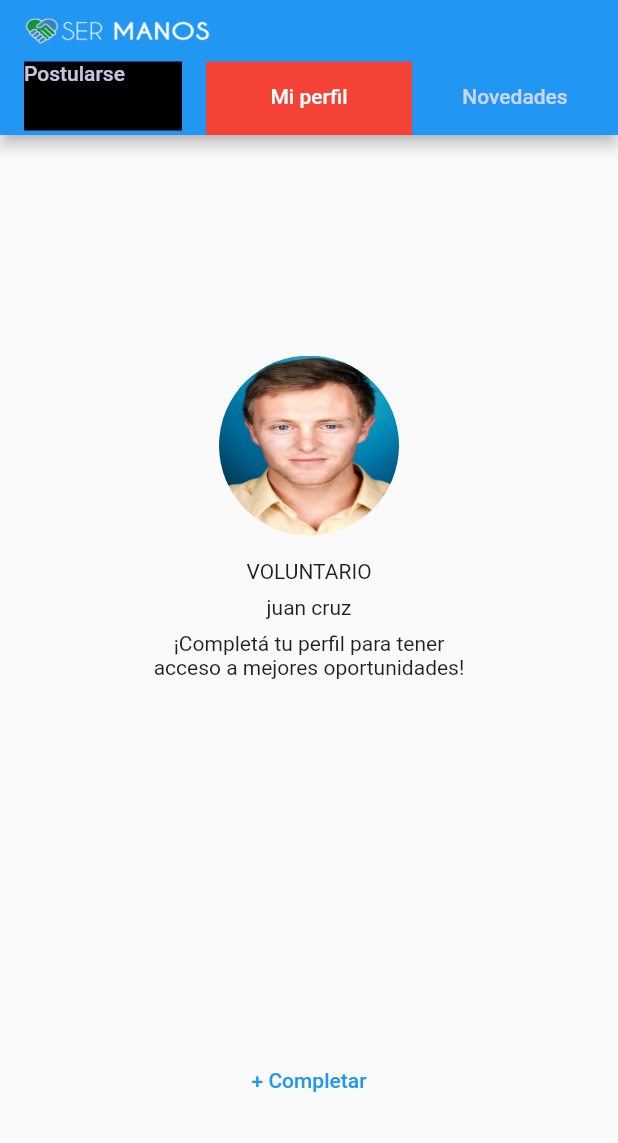
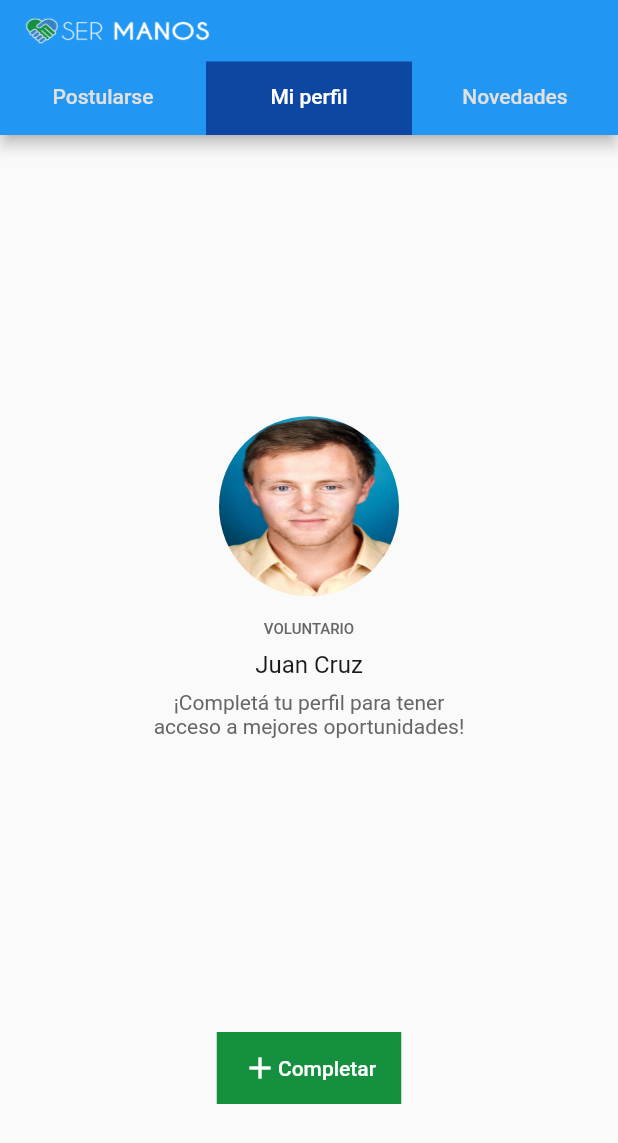
Before and after one commit to ignmendez-99/aplicaciones-multiplataforma, a Flutter app: the screen it shows after launch, tab 2 chosen, on a phone screen of 412 x 824 dp. Shown: the top 1143 px of the screen. Run offline on Flutter 3.47's test engine with Material 2 defaults, Android fonts, the phone set to English and light mode, and no system bars.

Commit message:
Colores, fonts y MiPerfil

```diff
--- a/lib/MiPerfil.dart
+++ b/lib/MiPerfil.dart
@@ -1,4 +1,6 @@
+import 'package:aplicaciones_multiplataforma/buttons/short_button_with_icon.dart';
 import 'package:flutter/material.dart';
+import 'package:aplicaciones_multiplataforma/constants/themes.dart';
 
 class MiPerfil extends StatefulWidget {
   const MiPerfil({Key? key}) : super(key: key);
@@ -12,7 +14,9 @@ class _MiPerfilState extends State<MiPerfil> {
   Widget build(BuildContext context) {
     return Column(
       children: [
-        const SizedBox(height: 147),
+        const Spacer(),
+        Column(
+          children: [
             SizedBox(
               width: 120,
               height: 120,
@@ -29,27 +33,29 @@ class _MiPerfilState extends State<MiPerfil> {
               margin: const EdgeInsets.fromLTRB(16, 0, 16, 0),
               child: Column(
                 children: const [
-              Text(
-                'VOLUNTARIO',
-              ),
+                  Text('VOLUNTARIO', style: MyTheme.overlineNeutralGrey75,),
                   SizedBox(height: 8),
-              Text(
-                'juan cruz',
-              ),
+                  Text('Juan Cruz', style: MyTheme.subtitle01,),
                   SizedBox(height: 8),
                   Text(
                     '¡Completá tu perfil para tener \nacceso a mejores oportunidades!',
                     textAlign: TextAlign.center,
+                    style: MyTheme.body01NeutralGrey75,
                   )
                 ],
               ),
             ),
+          ],
+        ),
         const Spacer(),
         Container(
           margin: const EdgeInsets.only(bottom: 80),
-          child: TextButton(
-              onPressed: (){},
-              child: const Text('+ Completar')
+          child: ShortButtonWithIcon(
+            icon: Icons.add,
+            buttonText: 'Completar',
+            onPressed: () {
+              print('boton apretado');
+            },
           ),
         )
       ],
--- /dev/null
+++ b/lib/buttons/short_button_with_icon.dart
@@ -0,0 +1,35 @@
+import 'package:aplicaciones_multiplataforma/constants/colors.dart';
+import 'package:aplicaciones_multiplataforma/constants/themes.dart';
+import 'package:flutter/material.dart';
+
+class ShortButtonWithIcon extends StatelessWidget {
+  final IconData icon;
+  final String buttonText;
+  final VoidCallback onPressed;
+
+  const ShortButtonWithIcon({Key? key, required this.icon, required this.buttonText, required this.onPressed}) : super(key: key);
+
+  @override
+  Widget build(BuildContext context) {
+    return ClipRRect(
+      borderRadius: BorderRadius.circular(4), //todo: falta ver bien como poner el radio del Figma
+      child: TextButton(
+          onPressed: onPressed,
+          child: Container(
+            margin: EdgeInsets.zero,
+            padding: EdgeInsets.zero,
+            color: AppColors.primary,
+            width: 123,
+            height: 48,
+            child: Row(
+              mainAxisAlignment: MainAxisAlignment.center,
+              children: [
+                Icon(icon, color: AppColors.neutralWhite,),
+                Text(buttonText, style: MyTheme.buttonNeutralWhite,)
+              ],
+            ),
+          )
+      ),
+    );
+  }
+}
--- /dev/null
+++ b/lib/constants/colors.dart
@@ -0,0 +1,21 @@
+import 'package:flutter/material.dart';
+
+class AppColors {
+  static const Color neutralWhite = Color(0xFFFFFFFF);
+  static const Color neutralBlack = Color(0xFF191919);
+
+  static const Color neutralGrey10 = Color(0xFFFAFAFA);
+  static const Color neutralGrey25 = Color(0xFFE0E0E0);
+  static const Color neutralGrey50 = Color(0xFF9E9E9E);
+  static const Color neutralGrey75 = Color(0xFF666666);
+
+  static const Color primary = Color(0xFF14903F);
+
+  static const Color secondaryBlue50 = Color(0xFF90CAF9);
+  static const Color secondaryBlue80 = Color(0xFF6CB6F3);
+  static const Color secondaryBlue90 = Color(0xFF4AA9F5);
+  static const Color secondaryBlue100 = Color(0xFF2C98F0);
+  static const Color secondaryBlue200 = Color(0xFF0D47A1);
+
+  static const Color error = Color(0xFFB3261E);
+}
--- /dev/null
+++ b/lib/constants/themes.dart
@@ -0,0 +1,89 @@
+import 'package:aplicaciones_multiplataforma/constants/colors.dart';
+import 'package:flutter/material.dart';
+
+class MyTheme {
+
+  static const TextStyle headline01 = TextStyle(
+    fontFamily: 'Roboto',
+    fontWeight: FontWeight.w400,  // REGULAR
+    fontSize: 24.0,
+    color: AppColors.neutralBlack
+  );
+
+  static const TextStyle headline02 = TextStyle(
+    fontFamily: 'Roboto',
+    fontWeight: FontWeight.w500,  // MEDIUM
+    fontSize: 20.0,
+    color: AppColors.neutralBlack
+  );
+
+  static const TextStyle subtitle01 = TextStyle(
+    fontFamily: 'Roboto',
+    fontWeight: FontWeight.w400,  // REGULAR
+    fontSize: 16.0,
+    color: AppColors.neutralBlack
+  );
+
+  static const TextStyle body01 = TextStyle(
+    fontFamily: 'Roboto',
+    fontWeight: FontWeight.w400,  // REGULAR
+    fontSize: 14.0,
+    color: AppColors.neutralBlack
+  );
+
+  static const TextStyle body01NeutralGrey75 = TextStyle(
+      fontFamily: 'Roboto',
+      fontWeight: FontWeight.w400,  // REGULAR
+      fontSize: 14.0,
+      color: AppColors.neutralGrey75
+  );
+
+  static const TextStyle body02 = TextStyle(
+    fontFamily: 'Roboto',
+    fontWeight: FontWeight.w400,  // REGULAR
+    fontSize: 12.0,
+    color: AppColors.neutralBlack
+  );
+
+  static const TextStyle button = TextStyle(
+    fontFamily: 'Roboto',
+    fontWeight: FontWeight.w500,  // MEDIUM
+    fontSize: 14.0,
+    color: AppColors.neutralBlack
+  );
+
+  static const TextStyle buttonNeutralWhite = TextStyle(
+      fontFamily: 'Roboto',
+      fontWeight: FontWeight.w500,  // MEDIUM
+      fontSize: 14.0,
+      color: AppColors.neutralWhite
+  );
+
+  static const TextStyle buttonNeutralGrey25 = TextStyle(
+      fontFamily: 'Roboto',
+      fontWeight: FontWeight.w500,  // MEDIUM
+      fontSize: 14.0,
+      color: AppColors.neutralGrey25
+  );
+
+  static const TextStyle caption = TextStyle(
+    fontFamily: 'Roboto',
+    fontWeight: FontWeight.w400,  // REGULAR
+    fontSize: 12.0,
+    color: AppColors.neutralBlack
+  );
+
+  static const TextStyle overline = TextStyle(
+    fontFamily: 'Roboto',
+    fontWeight: FontWeight.w500,  // MEDIUM
+    fontSize: 10.0,
+    color: AppColors.neutralBlack
+  );
+
+  static const TextStyle overlineNeutralGrey75 = TextStyle(
+      fontFamily: 'Roboto',
+      fontWeight: FontWeight.w500,  // MEDIUM
+      fontSize: 10.0,
+      color: AppColors.neutralGrey75
+  );
+}
--- a/lib/dashboard.dart
+++ b/lib/dashboard.dart
@@ -3,7 +3,10 @@
 import 'package:aplicaciones_multiplataforma/MiPerfil.dart';
 import 'package:aplicaciones_multiplataforma/Novedades.dart';
 import 'package:aplicaciones_multiplataforma/Postularse.dart';
+import 'package:aplicaciones_multiplataforma/constants/themes.dart';
 import 'package:flutter/material.dart';
+
+import 'constants/colors.dart';
 
 class Dashboard extends StatefulWidget {
   const Dashboard({Key? key}) : super(key: key);
@@ -16,39 +19,33 @@ class _DashboardState extends State<Dashboard> {
 
   @override
   Widget build(BuildContext context) {
-    return MaterialApp(
-      home: DefaultTabController(
+    return DefaultTabController(
       length: 3,
       child: Scaffold(
         appBar: AppBar(
-            titleSpacing: 0,
           toolbarHeight: 41,
           leading: Container(
+            width: 147,
+            height: 25,
             margin: const EdgeInsets.fromLTRB(16, 8, 0, 8),
             child: Image.asset(
               "assets/images/logo.png",
-                // width: 147,
-                // height: 25,
               fit: BoxFit.fill,
             ),
           ),
           leadingWidth: 147, // default is 56
-            bottom: TabBar(
-              unselectedLabelColor: const Color(0xE0E0E0FF),
-              unselectedLabelStyle: const TextStyle(fontSize: 14),
+          bottom: const TabBar(
+            unselectedLabelStyle: MyTheme.buttonNeutralGrey25,
             labelStyle: const TextStyle(fontSize: 14),
             labelColor: const Color(0xFFFFFFFF),
-              indicatorColor: Colors.orange,
+            indicatorColor: Colors.white,
             indicatorWeight: 3,
             indicator: const BoxDecoration(
-                color: Colors.red,
+              color: AppColors.secondaryBlue200,
             ),
             tabs: [
               Tab(
-                  child: Container(
-                    color:Colors.black,
-                    width: double.infinity,
-                    height: double.infinity,
+                child: Center(
                   child: const Text(
                     'Postularse',
                   ),
@@ -79,7 +76,6 @@ class _DashboardState extends State<Dashboard> {
           ],
         ),
       ),
-      ),
     );
   }
 }
--- a/lib/main.dart
+++ b/lib/main.dart
@@ -4,6 +4,8 @@ import 'package:flutter/material.dart';
 void main() {
   runApp(const MyApp());
 }
+
+// https://www.figma.com/file/iCyHRyGBGaKOqS1ioWbJeI/Ser-manos-%7C-Design-System?node-id=231%3A1648&t=OKsdvc6OSI4nOwpw-1
 
 class MyApp extends StatelessWidget {
   const MyApp({super.key});
@@ -23,6 +25,7 @@ class MyApp extends StatelessWidget {
         // or simply save your changes to "hot reload" in a Flutter IDE).
         // Notice that the counter didn't reset back to zero; the application
         // is not restarted.
+        fontFamily: 'Roboto',
         primarySwatch: Colors.blue,
       ),
       home: const Dashboard(),
```
Also changed, not shown: pubspec.yaml (+8 -16 lines), fonts/Roboto-Medium.ttf (added), fonts/Roboto-Regular.ttf (added). Lines whose indentation alone changed are shown as unchanged.
